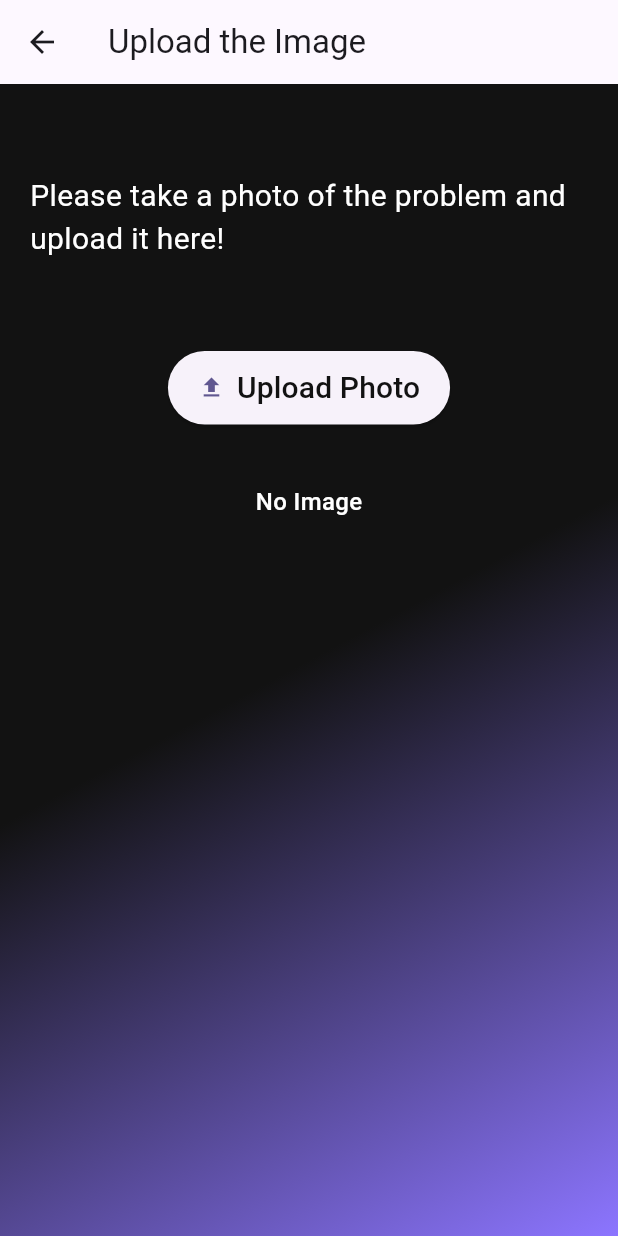
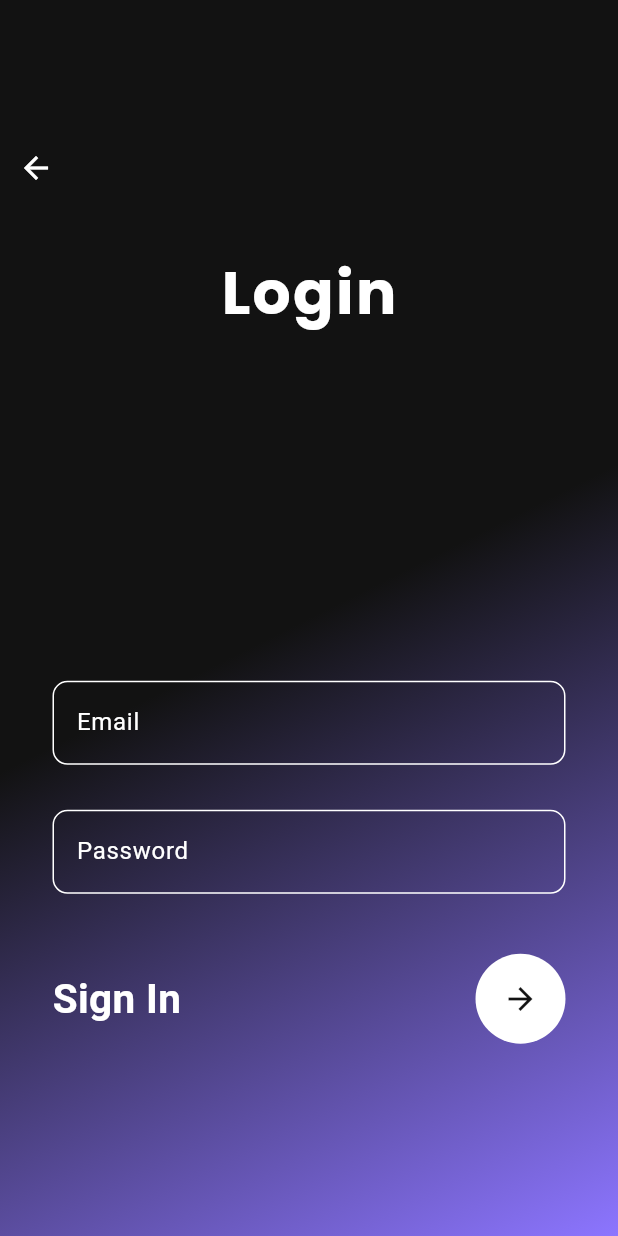
Before and after one commit to cfgblr2023/Team-14, a Flutter app: the screen it shows after launch, after a tap on "Login", on a phone screen of 412 x 824 dp. Run offline on Flutter 3.47's test engine with Material 2 defaults, Android fonts, the phone set to English and light mode, and no system bars; our stand-ins replace google_fonts, image_picker.

Commit message:
Login Ui Done

```diff
--- a/app/lib/router/app_router.dart
+++ b/app/lib/router/app_router.dart
@@ -1,3 +1,4 @@
+import 'package:app/screens/login.dart';
 import 'package:app/screens/upload.dart';
 import 'package:app/screens/volunteerDashboard.dart';
 import 'package:flutter/material.dart';
@@ -20,6 +21,8 @@ class AppRouter {
         return getVolunteerDashboardRoute();
       case '/dashboard':
         return getDashboardRoute();
+      case '/login':
+        return getLoginRoute();
     }
     return null;
   }
@@ -28,6 +31,13 @@ class AppRouter {
     return MaterialPageRoute(
       // Builder Function
       builder: (context) => Upload(),
+    );
+  }
+
+  Route? getLoginRoute() {
+    return MaterialPageRoute(
+      // Builder Function
+      builder: (context) => const MyLogin(),
     );
   }
 
--- a/app/lib/screens/home.dart
+++ b/app/lib/screens/home.dart
@@ -38,7 +38,7 @@ class _HomeState extends State<Home> {
               margin: const EdgeInsets.only(bottom: 20, top: 40),
               child: ElevatedButton.icon(
                 onPressed: () {
-                  Navigator.pushNamed(context, '/dashboard');
+                  Navigator.pushNamed(context, '/login');
                 },
                 icon: const Icon(Icons.login),
                 label: const Text(
--- /dev/null
+++ b/app/lib/screens/login.dart
@@ -0,0 +1,138 @@
+import 'package:app/components/GradientContainer.dart';
+import 'package:flutter/material.dart';
+import 'package:app/constants/colors.dart';
+import 'package:google_fonts/google_fonts.dart';
+
+class MyLogin extends StatefulWidget {
+  const MyLogin({Key? key}) : super(key: key);
+
+  @override
+  _MyLoginState createState() => _MyLoginState();
+}
+
+class _MyLoginState extends State<MyLogin> {
+  @override
+  Widget build(BuildContext context) {
+    return Scaffold(
+      body: GradientContainer(
+        colors: const [PrimaryColor, PrimaryColor, SecondaryColor],
+        child: Center(
+          child: Column(
+            mainAxisSize: MainAxisSize.min,
+            mainAxisAlignment: MainAxisAlignment.center,
+            children: [
+              Row(
+                mainAxisAlignment: MainAxisAlignment.spaceBetween,
+                children: [
+                  IconButton(
+                    onPressed: () {
+                      Navigator.pushNamed(context, '/');
+                    },
+                    style: ButtonStyle(
+                      overlayColor:
+                          MaterialStateProperty.all(Colors.transparent),
+                      foregroundColor: MaterialStateProperty.all(Colors.white),
+                    ),
+                    icon: const Icon(Icons.arrow_back),
+                  ),
+                ],
+              ),
+              Container(
+                padding: const EdgeInsets.only(top: 30),
+                child: Text(
+                  'Login',
+                  style: GoogleFonts.poppins(
+                      color: White,
+                      fontSize: 40,
+                      fontWeight: FontWeight.w700,
+                      letterSpacing: 1.5),
+                ),
+              ),
+              SingleChildScrollView(
+                child: Container(
+                  padding: EdgeInsets.only(
+                      top: MediaQuery.of(context).size.height * 0.28),
+                  child: Column(
+                    crossAxisAlignment: CrossAxisAlignment.start,
+                    children: [
+                      Container(
+                        margin: EdgeInsets.only(left: 35, right: 35),
+                        child: Column(
+                          children: [
+                            TextField(
+                              style: const TextStyle(color: Colors.white),
+                              decoration: InputDecoration(
+                                  enabledBorder: OutlineInputBorder(
+                                    borderRadius: BorderRadius.circular(10),
+                                    borderSide: const BorderSide(
+                                      color: Colors.white,
+                                    ),
+                                  ),
+                                  hintText: "Email",
+                                  hintStyle:
+                                      const TextStyle(color: Colors.white),
+                                  border: OutlineInputBorder(
+                                    borderRadius: BorderRadius.circular(10),
+                                  )),
+                            ),
+                            const SizedBox(
+                              height: 30,
+                            ),
+                            TextField(
+                              style: const TextStyle(color: Colors.white),
+                              obscureText: true,
+                              decoration: InputDecoration(
+                                  enabledBorder: OutlineInputBorder(
+                                    borderRadius: BorderRadius.circular(10),
+                                    borderSide: BorderSide(
+                                      color: Colors.white,
+                                    ),
+                                  ),
+                                  hintText: "Password",
+                                  hintStyle: TextStyle(color: Colors.white),
+                                  border: OutlineInputBorder(
+                                    borderRadius: BorderRadius.circular(10),
+                                  )),
+                            ),
+                            const SizedBox(
+                              height: 40,
+                            ),
+                            Row(
+                              mainAxisAlignment: MainAxisAlignment.spaceBetween,
+                              children: [
+                                Text(
+                                  'Sign In',
+                                  style: TextStyle(
+                                      color: Colors.white,
+                                      fontSize: 27,
+                                      fontWeight: FontWeight.w700),
+                                ),
+                                CircleAvatar(
+                                  radius: 30,
+                                  backgroundColor: White,
+                                  child: IconButton(
+                                      color: PrimaryColor,
+                                      onPressed: () {},
+                                      icon: Icon(
+                                        Icons.arrow_forward,
+                                      )),
+                                )
+                              ],
+                            ),
+                            const SizedBox(
+                              height: 40,
+                            ),
+                          ],
+                        ),
+                      )
+                    ],
+                  ),
+                ),
+              ),
+            ],
+          ),
+        ),
+      ),
+    );
+  }
+}
```
